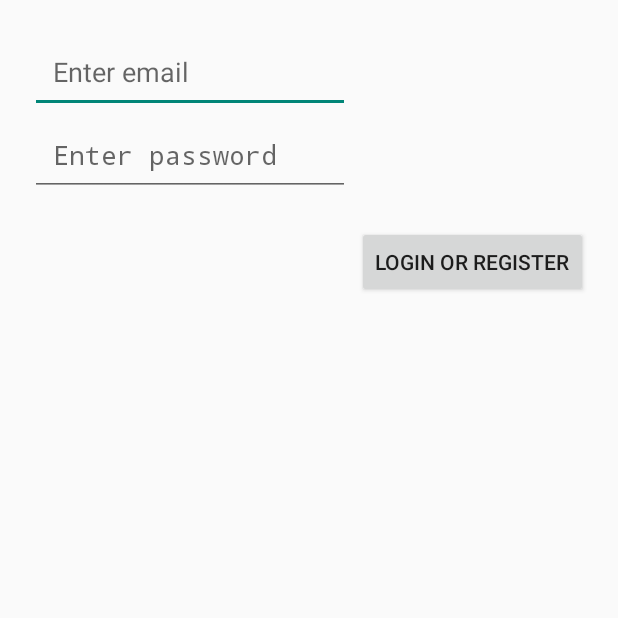
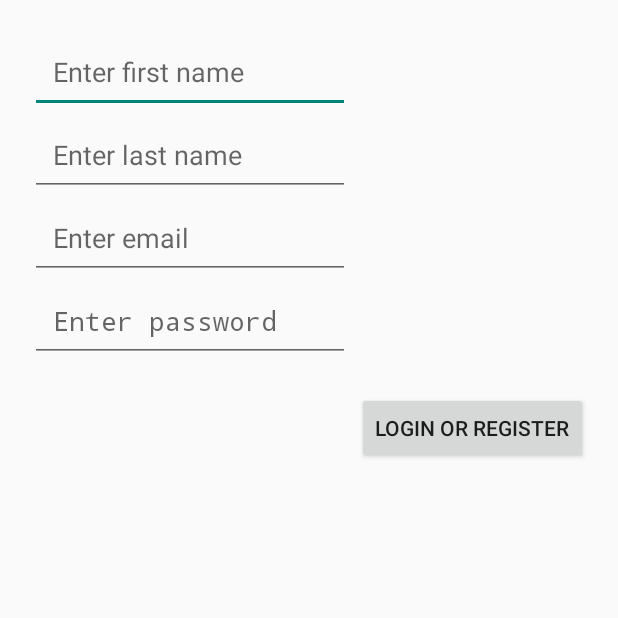
Before and after one commit to DL-Thompson/AndroidCouponAssistant, an Android app: the LoginActivity screen opened directly, with no data from a screen before it, after a tap on "LOGIN OR REGISTER", on a phone screen of 412 x 824 dp, the top half of it. Run offline under Robolectric (Android 15) with nearby library versions, the phone set to English and light mode, and no system bars.

Commit message:
added Login stuff

```diff
--- a/CouponAssistant/CouponAssistant/src/main/java/com/corylucasjeffery/couponassistant/activities/LoginActivity.java
+++ b/CouponAssistant/CouponAssistant/src/main/java/com/corylucasjeffery/couponassistant/activities/LoginActivity.java
@@ -11,14 +11,19 @@ import android.widget.Button;
 import android.widget.EditText;
 import android.widget.Toast;
 
+import com.corylucasjeffery.couponassistant.PhpWrapper;
 import com.corylucasjeffery.couponassistant.R;
+import com.corylucasjeffery.couponassistant.UserInfo;
 
 public class LoginActivity extends Activity {
 
     private Button register;
+    private EditText firstName;
+    private EditText lastName;
     private EditText user;
     private EditText pw;
     private Context context;
+    private Activity activity;
     private final String TAG = "LOGIN";
 
     @Override
@@ -27,26 +32,40 @@ public class LoginActivity extends Activity {
         setContentView(R.layout.activity_login);
 
         context = this;
+        activity = this;
 
         user = (EditText) findViewById(R.id.field_login);
         pw = (EditText) findViewById(R.id.field_password);
+        firstName = (EditText) findViewById(R.id.field_firstName);
+        lastName = (EditText) findViewById(R.id.field_lastName);
         register = (Button) findViewById(R.id.button_register);
 
         register.setOnClickListener(new View.OnClickListener() {
             @Override
             public void onClick(View view) {
                 String userText = user.getText().toString();
-                String pwText = user.getText().toString();
+                String pwText = pw.getText().toString();
+                String firstText = firstName.getText().toString();
+                String lastText = lastName.getText().toString();
                 if (userText == null || userText.equals("") || pwText == null || pwText.equals(""))
                 {
-                    Toast.makeText(context, "Both fields are required", Toast.LENGTH_LONG).show();
+                    Toast.makeText(context, "Email and password are required fields",
+                            Toast.LENGTH_LONG).show();
                 }
                 else
                 {
-                    Log.v(TAG, "user: ["+userText+"] pw: ["+pwText+"]");
-                    Toast.makeText(context, "Logging in", Toast.LENGTH_LONG).show();
-                    Intent intent = new Intent(context, MainActivity.class);
-                    startActivity(intent);
+                    PhpWrapper db = new PhpWrapper();
+                    boolean LoginSuccess = db.submitLogin(
+                                            userText, pwText, firstText, lastText, activity);
+
+                    if (LoginSuccess) {
+                        Toast.makeText(context, "Logging in", Toast.LENGTH_LONG).show();
+                        Intent intent = new Intent(context, MainActivity.class);
+                        startActivity(intent);
+                    }
+                    else {
+                        Toast.makeText(context, "Login failure", Toast.LENGTH_LONG).show();
+                    }
                 }
             }
         });
@@ -58,4 +77,14 @@ public class LoginActivity extends Activity {
         Intent intent = new Intent(context, MainActivity.class);
         startActivity(intent);
     }
+
+    public void onStop() {
+        super.onStop();
+        finish();
+    }
+
+    public void onDestroy() {
+        super.onDestroy();
+        finish();
+    }
 }
--- a/CouponAssistant/CouponAssistant/src/main/res/layout/activity_login.xml
+++ b/CouponAssistant/CouponAssistant/src/main/res/layout/activity_login.xml
@@ -4,6 +4,26 @@
     android:orientation="vertical" android:layout_width="match_parent"
     android:layout_height="match_parent"
     android:padding="20dp">
+
+    <EditText
+        android:layout_width="wrap_content"
+        android:layout_height="wrap_content"
+        android:inputType="textPersonName"
+        android:ems="10"
+        android:text=""
+        android:id="@+id/field_firstName"
+        android:hint="Enter first name"
+        android:padding="15dp" />
+
+    <EditText
+        android:layout_width="wrap_content"
+        android:layout_height="wrap_content"
+        android:inputType="textPersonName"
+        android:ems="10"
+        android:text=""
+        android:id="@+id/field_lastName"
+        android:hint="Enter last name"
+        android:padding="15dp" />
 
     <EditText
         android:layout_width="wrap_content"
@@ -32,4 +52,5 @@
         android:id="@+id/button_register"
         android:layout_gravity="right"
         android:layout_marginTop="20dp" />
+
 </LinearLayout>
--- a/CouponAssistant/CouponAssistant/src/main/res/layout/activity_main.xml
+++ b/CouponAssistant/CouponAssistant/src/main/res/layout/activity_main.xml
@@ -12,7 +12,7 @@
         android:layout_alignParentBottom="true"
         android:layout_width="match_parent"
         android:layout_height="wrap_content" >
-        <include layout="@layout/footer"/>
+        <include layout="@layout/footer_main"/>
     </LinearLayout>
 
     <LinearLayout
```
Also changed, not shown: CouponAssistant/CouponAssistant/src/main/java/com/corylucasjeffery/couponassistant/DbUserRegister.java (added, +105 -0 lines), CouponAssistant/CouponAssistant/src/main/java/com/corylucasjeffery/couponassistant/PhpWrapper.java (+18 -1 lines), CouponAssistant/CouponAssistant/src/main/java/com/corylucasjeffery/couponassistant/UserInfo.java (+9 -3 lines), CouponAssistant/CouponAssistant/src/main/java/com/corylucasjeffery/couponassistant/activities/MainActivity.java (+11 -0 lines), CouponAssistant/CouponAssistant/src/main/res/layout/footer.xml (deleted, +0 -27 lines), CouponAssistant/CouponAssistant/src/main/res/layout/footer_cart.xml (added, +27 -0 lines), CouponAssistant/CouponAssistant/src/main/res/layout/footer_main.xml (added, +27 -0 lines).
